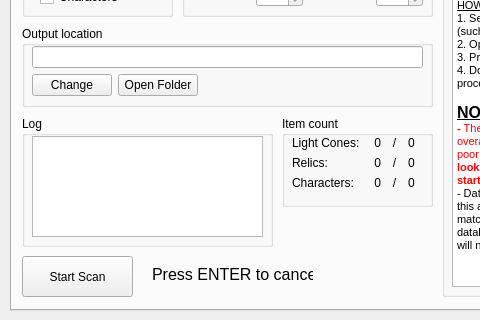
The window that src/ui/hsr_scanner.ui (kel-z/HSR-Scanner) describes before a commit, drawn with Qt 5; both pictures show x 0 to 480 and y 130 to 450 of the 700 by 450 pixel window.
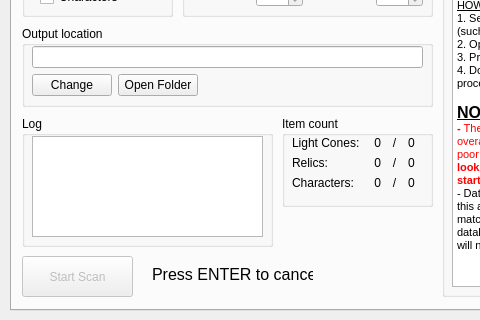
The same window after the commit.

```diff
--- a/src/ui/hsr_scanner.ui
+++ b/src/ui/hsr_scanner.ui
@@ -113,6 +113,9 @@
       </layout>
      </widget>
      <widget class="QPushButton" name="pushButtonStartScan">
+      <property name="enabled">
+       <bool>false</bool>
+      </property>
       <property name="geometry">
        <rect>
         <x>10</x>
```
